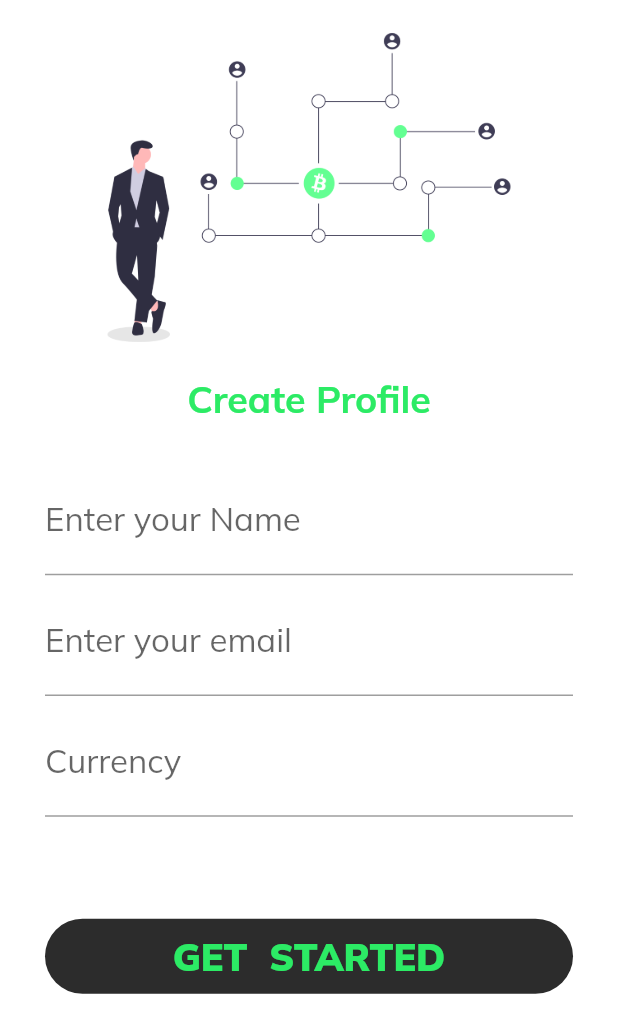
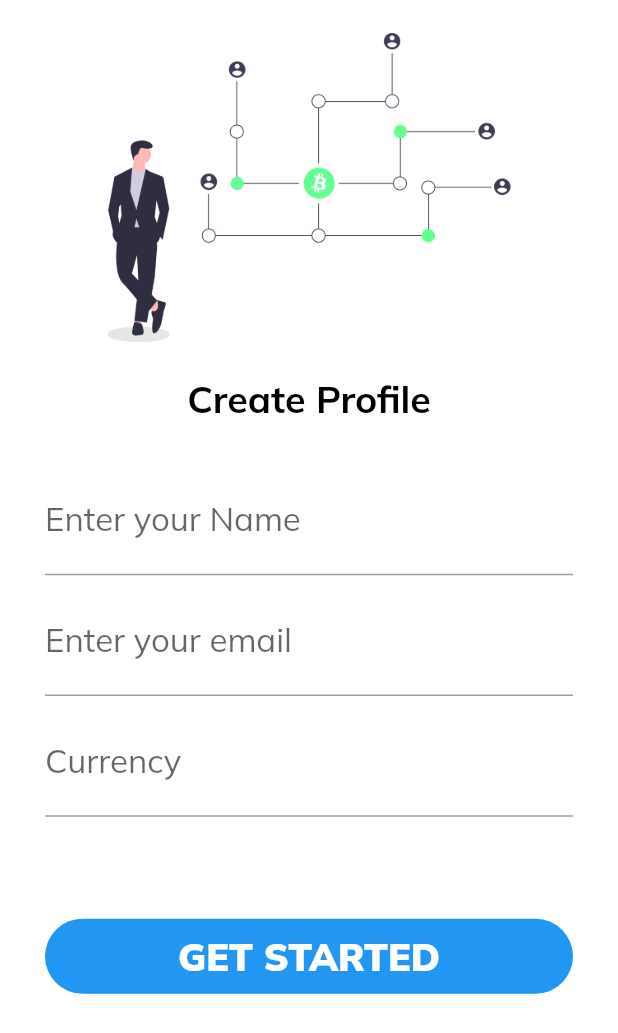
Before and after one commit to xX0ZAK0Xx/Money-Manager, a Flutter app: the screen it shows after launch, on a phone screen of 412 x 824 dp. Shown: the top 1033 px of the screen. Run offline on Flutter 3.47's test engine with Material 2 defaults, Android fonts, the phone set to English and light mode, and no system bars; our stand-ins replace flutter_spinkit, google_fonts, hive_flutter; missing offline and left inert: animated_typing; accounts and stored records are empty.

Commit message:
Offline Account Creation

```diff
--- a/lib/main.dart
+++ b/lib/main.dart
@@ -1,32 +1,40 @@
 import 'package:flutter/material.dart';
 import 'package:google_fonts/google_fonts.dart';
+import 'package:hive_flutter/hive_flutter.dart';
 import 'package:money_minder/screens/account/login.dart';
 import 'package:money_minder/screens/account/signup.dart';
 import 'package:money_minder/screens/bottomNavigation.dart';
+import 'package:money_minder/screens/homePage.dart';
 import 'package:money_minder/screens/starterPage.dart';
 
-void main() {
+void main() async {
   GoogleFonts.config.allowRuntimeFetching = true;
-  runApp(const MyApp());
+  WidgetsFlutterBinding.ensureInitialized();
+  await Hive.initFlutter();
+  final profileBox = await Hive.openBox("profile");
+  final hasProfile = profileBox.isNotEmpty; // Check if a profile exists
+  runApp(MyApp(created: hasProfile));
 }
 
 class MyApp extends StatelessWidget {
-  const MyApp({super.key});
-
+  final  bool created;
+  const MyApp({super.key, required this.created});
   // This widget is the root of your application.
   @override
   Widget build(BuildContext context) {
     return MaterialApp(
       debugShowCheckedModeBanner: false,
       theme: ThemeData(
+        appBarTheme: AppBarTheme(color: Colors.white),
         fontFamily: GoogleFonts.mulish().fontFamily,
       ),
       initialRoute: '/starterPage',
       routes: {
-        '/starterPage' : (context) => StarterPage(isLoggedIn: false,),
+        '/starterPage' : (context) => StarterPage(isLoggedIn: created,),
         '/bottombar' : (context) => BottomBar(),
         '/login' : (context) => Login(),
         '/signup' :(context) => SignUp(),
+        '/home' :(context) => HomePage(),
       },
     );
   }
--- a/lib/screens/account/credentials.dart
+++ b/lib/screens/account/credentials.dart
@@ -1,18 +1,20 @@
 import 'package:flutter/material.dart';
-import 'package:money_minder/styles.dart';
-
+import 'package:hive_flutter/hive_flutter.dart';
 
 class Credentials extends StatefulWidget {
-  const Credentials({super.key});
+  const Credentials({Key? key}) : super(key: key);
 
   @override
-  State<Credentials> createState() => _CredentialsState();
+  _CredentialsState createState() => _CredentialsState();
 }
 
 class _CredentialsState extends State<Credentials> {
   TextEditingController _name = TextEditingController();
   TextEditingController _email = TextEditingController();
   TextEditingController _currency = TextEditingController();
+
+  final _profile = Hive.box("profile");
+
   @override
   Widget build(BuildContext context) {
     return Scaffold(
@@ -20,10 +22,9 @@ class _CredentialsState extends State<Credentials> {
       body: SafeArea(
         child: SingleChildScrollView(
           child: Column(
-            // mainAxisAlignment: MainAxisAlignment.spaceBetween,
             children: [
               Image(image: AssetImage('assets/money2.png'), height: 250,),
-            Text('Create Profile', style: TextStyle(color: accent, fontSize: 25, fontWeight: FontWeight.bold),),
+              Text('Create Profile', style: TextStyle(color: Colors.black, fontSize: 25, fontWeight: FontWeight.bold),),
               Container(
                 padding: EdgeInsets.all(30),
                 child: Column(
@@ -38,19 +39,30 @@ class _CredentialsState extends State<Credentials> {
               ),
               SizedBox(height: 8),
               GestureDetector(
-              onTap: (){},
+                onTap: () async {
+                  final newProfile = {
+                    "name": _name.text,
+                    "email": _email.text,
+                    "currency": _currency.text,
+                  };
+
+                  await _profile.put("profile_key", newProfile);
+
+                  Navigator.of(context).pushReplacementNamed('/home');
+                },
                 child: Container(
                   margin: EdgeInsets.all(30),
                   height: 50,
                   width: double.infinity,
                   decoration: BoxDecoration(
-                  color: secondary,
+                    color: Colors.blue,
                     borderRadius: BorderRadius.circular(30),
                   ),
-                child: Center(child: Text("GET  STARTED", style: TextStyle(color: accent, fontWeight: FontWeight.w900, fontSize: 25),)),
+                  child: Center(child: Text("GET STARTED", style: TextStyle(color: Colors.white, fontWeight: FontWeight.w900, fontSize: 25),)),
                 ),
               ),
-          ]),
+            ],
+          ),
         ),
       ),
     );
@@ -60,7 +72,6 @@ class _CredentialsState extends State<Credentials> {
 class InputBox extends StatefulWidget {
   final TextEditingController controller;
   final String text;
-
 
   const InputBox({
     Key? key,
@@ -82,9 +93,8 @@ class _InputBoxState extends State<InputBox> {
       decoration: InputDecoration(
         labelText: widget.text,
         border: UnderlineInputBorder(),
-
       ),
-      style: TextStyle(fontSize: 22),// Use local state here
+      style: TextStyle(fontSize: 22),
     );
   }
 }
--- a/lib/screens/starterPage.dart
+++ b/lib/screens/starterPage.dart
@@ -3,6 +3,7 @@ import 'package:flutter/material.dart';
 import 'package:flutter_spinkit/flutter_spinkit.dart';
 import 'package:money_minder/screens/account/credentials.dart';
 import 'package:money_minder/screens/bottomNavigation.dart';
+import 'package:money_minder/screens/homePage.dart';
 import 'package:money_minder/styles.dart';
 
 class StarterPage extends StatefulWidget {
@@ -17,7 +18,7 @@ class _StarterPageState extends State<StarterPage> {
   @override
   void initState() {
     super.initState();
-    Future.delayed(Duration(seconds: 3)).then((value) => Navigator.of(context).pushReplacement(MaterialPageRoute(builder: (ctx)=> widget.isLoggedIn ? BottomBar() : Credentials())));
+    Future.delayed(Duration(seconds: 3)).then((value) => Navigator.of(context).pushReplacement(MaterialPageRoute(builder: (ctx)=> widget.isLoggedIn ? HomePage() : Credentials())));
   }
   @override
   Widget build(BuildContext context) {
--- a/pubspec.yaml
+++ b/pubspec.yaml
@@ -38,6 +38,8 @@ dependencies:
   google_fonts: ^5.1.0
   animated_typing: ^0.2.1
   flutter_spinkit: ^5.2.0
+  hive: ^2.2.3
+  hive_flutter: ^1.1.0
 
 dev_dependencies:
   flutter_test:
```
Also changed, not shown: lib/screens/homePage.dart (+43 -2 lines), pubspec.lock. Lines whose indentation alone changed are shown as unchanged.
